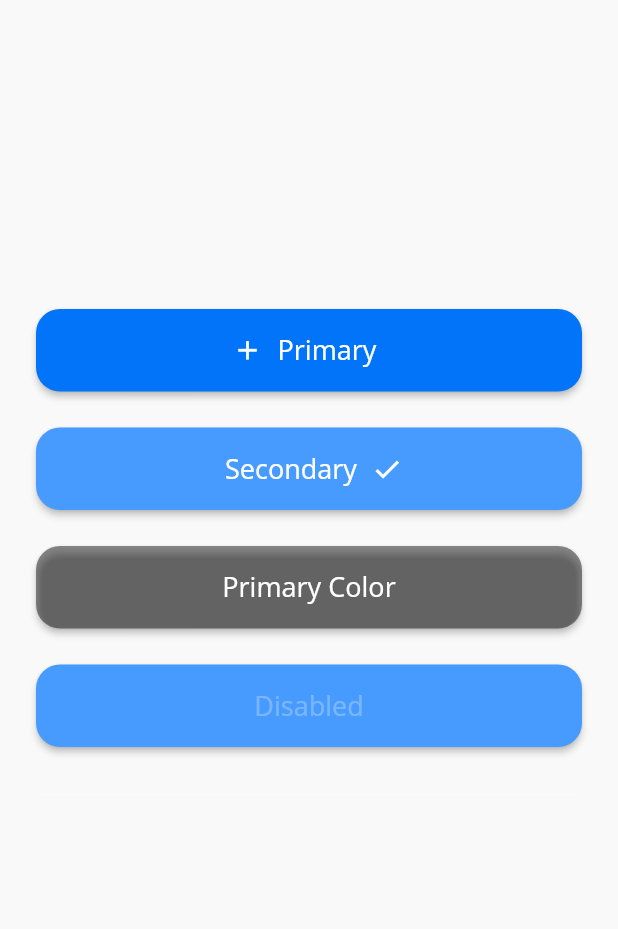
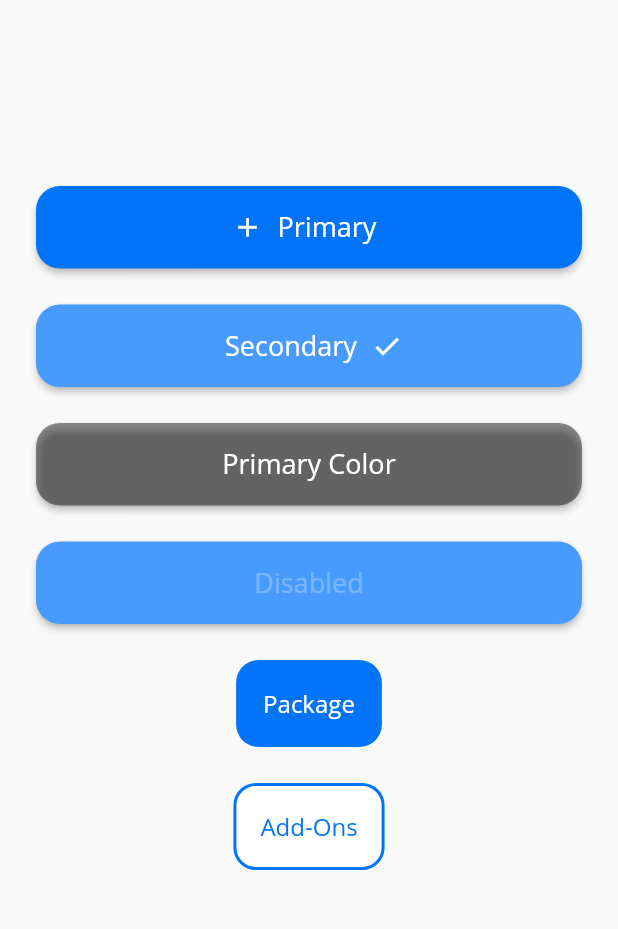
Before and after one commit to SriTel/SriTel-Mobile-Client, a Flutter app: the screen it shows after launch, after a tap on "Buttons", on a phone screen of 412 x 824 dp, the part 120-1049 px from its top. Run offline on Flutter 3.47's test engine with Material 2 defaults, Android fonts, the phone set to English and light mode, and no system bars; our stand-ins replace flutter_animate, flutter_svg, get, shared_preferences; Roboto replaces fonts that are missing (Open Sans).

```diff
--- a/lib/screens/buttons_screen.dart
+++ b/lib/screens/buttons_screen.dart
@@ -1,4 +1,5 @@
 import 'package:SriTel/theme/colors.dart';
+import 'package:SriTel/widgets/panel_button.dart';
 import 'package:flutter/material.dart';
 import 'package:get/get.dart';
 
@@ -41,6 +42,18 @@ class ButtonsScreen extends StatelessWidget {
                 buttonText: "Disabled",
                 onPressed: () => Get.back()),
             const SizedBox(height: 24),
+            PanelButton(
+                buttonText: "Package",
+                isActive: true,
+                onPressed: () => {},
+            ),
+            const SizedBox(height: 24),
+            PanelButton(
+                buttonText: "Add-Ons",
+                isActive: false,
+                onPressed: () => {},
+            ),
+            const SizedBox(height: 24),
             Divider(
               color: SriTelColor.white.withOpacity(0.3),
               thickness: 1,
--- a/lib/screens/components_screen.dart
+++ b/lib/screens/components_screen.dart
@@ -48,6 +48,7 @@ class ComponentsScreen extends StatelessWidget {
                   type: ButtonType.primary,
                   buttonText: "Input Fields",
                   onPressed: () => Get.to(() => InputScreen())),
+              const SizedBox(height: 24),
               // Button(
               //     rightIcon: const Icon(Icons.arrow_forward_ios),
               //     type: ButtonType.primaryColor,
--- /dev/null
+++ b/lib/widgets/panel_button.dart
@@ -0,0 +1,46 @@
+import 'package:SriTel/theme/colors.dart';
+import 'package:flutter/material.dart';
+
+class PanelButton extends StatelessWidget {
+  final String buttonText;
+  final bool isActive;
+  final Function()? onPressed;
+  const PanelButton({super.key, required this.buttonText, required this.isActive, required this.onPressed});
+
+  @override
+  Widget build(BuildContext context) {
+    return ElevatedButton(
+      onPressed: onPressed,
+      style: ElevatedButton.styleFrom(
+        backgroundColor: Colors.transparent,
+        shadowColor: SriTelColor.grey.withOpacity(0.1),
+        shape: RoundedRectangleBorder(
+          borderRadius: BorderRadius.circular(16),
+        ),
+        padding: const EdgeInsets.all(0),
+        elevation: 0,
+      ),
+      child: Container(
+        decoration: BoxDecoration(
+          color: isActive ? SriTelColor.primaryColor : SriTelColor.white,
+          borderRadius: BorderRadius.circular(15),
+          border: Border.all(
+            color: isActive ? Colors.transparent : SriTelColor.primaryColor,
+            width: 2,
+          )
+        ),
+        child: Padding(
+          padding: const EdgeInsets.all(16),
+          child: Text(
+            buttonText,
+            style: TextStyle(
+              color: isActive ? SriTelColor.white : SriTelColor.primaryColor,
+              fontSize: 16,
+              fontWeight: FontWeight.w500
+            ),
+          )
+        ),
+      ),
+    );
+  }
+}
--- a/pubspec.yaml
+++ b/pubspec.yaml
@@ -74,6 +74,7 @@ flutter:
   # To add assets to your application, add an assets section, like this:
   assets:
      - assets/images/
+     - assets/icons/
   #   - images/a_dot_ham.jpeg
 
   # An image asset can refer to one or more resolution-specific "variants", see
```
Also changed, not shown: lib/screens/cards_screen.dart (+13 -1 lines), lib/widgets/payment_history_widget.dart (added, +96 -0 lines), assets/icons/bank.svg (added), assets/icons/visacard.svg (added).
